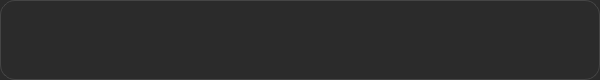
Neongrau23/SmartDesk, file src/smartdesk/ui/gui/designer/overview.ui: the form before one commit.
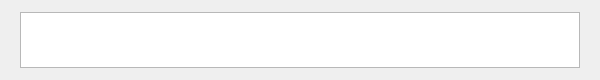
The form after the commit.

Commit message: style(ui): Inline-Styles in zentrale style.qss ausgelagert und .ui-Dateien bereinigt

Diff of the .ui file:
```diff
--- a/src/smartdesk/ui/gui/designer/overview.ui
+++ b/src/smartdesk/ui/gui/designer/overview.ui
@@ -25,49 +25,8 @@
         <property name="windowTitle">
             <string>SmartDesk Banner</string>
         </property>
-        <property name="styleSheet">
-            <string notr="true">#Form {
-                background-color: #2b2b2b;
-                border: 1px solid #454545;
-                border-radius: 15px;
-                }
-
-                QWidget {
-                color: #ffffff;
-                }
-
-                QListWidget {
-                background-color: transparent;
-                border: none;
-                outline: 0;
-                padding: 5px;
-                }
-
-                QListWidget::item {
-                background-color: #3c3c3c;
-                border-radius: 8px;
-                color: #ffffff;
-                padding: 8px 15px;
-                margin: 2px;
-                border: 2px solid transparent;
-                }
-
-                QListWidget::item:selected {
-                background-color: #1a7a65;
-                border: 2px solid #14a085;
-                color: #ffffff;
-                }
-
-                QListWidget::item:hover {
-                background-color: #4a4a4a;
-                border: 2px solid #5a5a5a;
-                }
-
-                /* Spezieller Stil für aktive Items beim Hover */
-                QListWidget::item:selected:hover {
-                background-color: #14a085;
-                border: 2px solid #1abc9c;
-                }</string>
+        <property name="window_type" stdset="0">
+            <string>overview</string>
         </property>
         <layout class="QHBoxLayout" name="horizontalLayout">
             <property name="spacing">
```
The commit also changes 13 other files.
